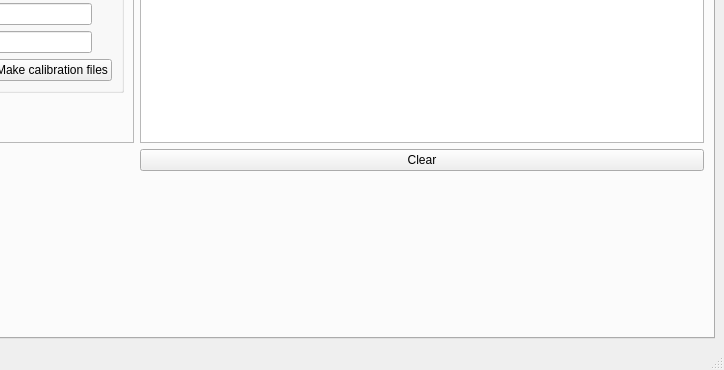
Old version of the form tracker_ui.ui in the repository Fishified/FishTracker; both pictures show x 308 to 1032 and y 365 to 735 of the 1032 by 735 pixel window.
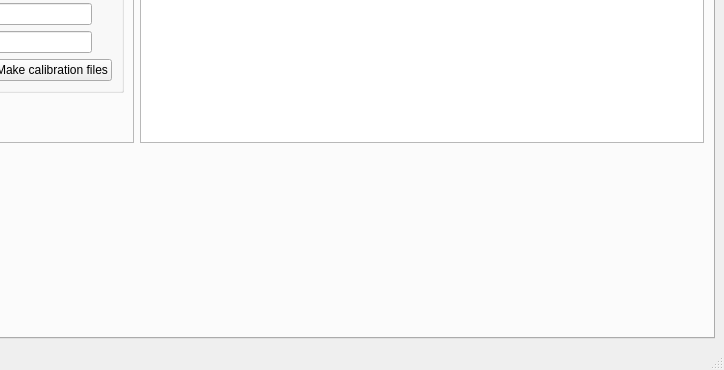
New version of the form.

Patch:
```diff
--- a/tracker_ui.ui
+++ b/tracker_ui.ui
@@ -296,13 +296,6 @@
           </property>
          </spacer>
         </item>
-        <item row="1" column="1">
-         <widget class="QPushButton" name="calClearTE_B">
-          <property name="text">
-           <string>Clear</string>
-          </property>
-         </widget>
-        </item>
        </layout>
       </widget>
       <widget class="QWidget" name="tab">
```
Left out of the diff: 2 changed lines with no effect on the pictures.
